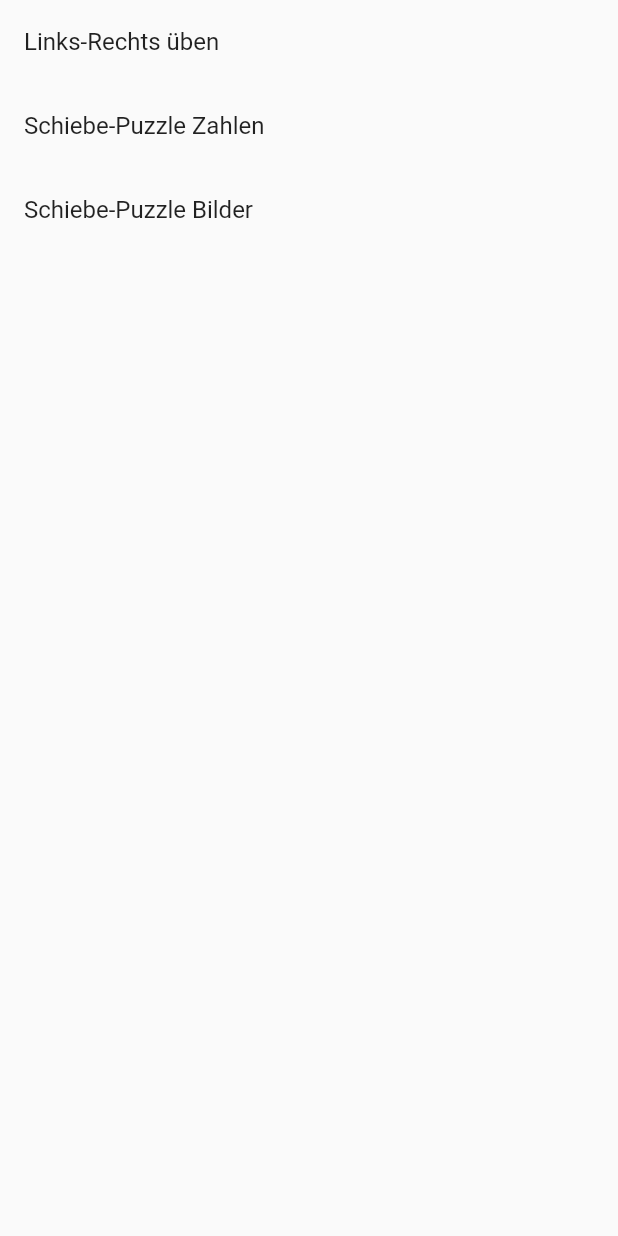
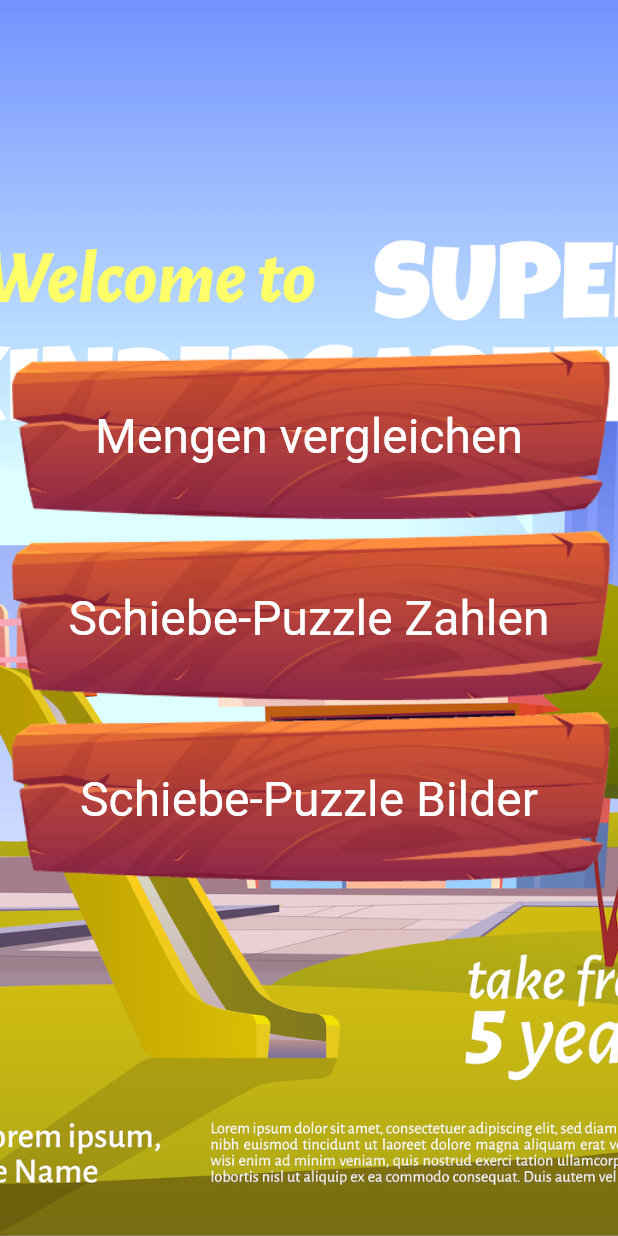
Before and after one commit to grundid/kids_academy_test, a Flutter app: the screen it shows after launch, on a phone screen of 412 x 824 dp. Run offline on Flutter 3.47's test engine with Material 2 defaults, Android fonts, the phone set to English and light mode, and no system bars; our stand-ins replace audioplayers, flutter_bloc.

Commit message:
added reset game button and some ui elements

```diff
--- a/lib/game_scaffold.dart
+++ b/lib/game_scaffold.dart
@@ -14,6 +14,7 @@ class GameScaffold extends StatelessWidget {
     return Scaffold(
       body: Stack(
         children: [
+          Image.asset("assets/2210_w026_n002_2560b_p1_2560.jpg"),
           body,
           Align(
             alignment: Alignment.topCenter,
@@ -32,7 +33,10 @@ class GameScaffold extends StatelessWidget {
                     ),
                   ),
                 ),
-                if (actions != null) ...actions!
+                if (actions != null)
+                  Row(
+                    children: actions!,
+                  )
               ],
             ),
           ),
--- a/lib/home_screen.dart
+++ b/lib/home_screen.dart
@@ -14,10 +14,26 @@ class _HomeScreenState extends State<HomeScreen> {
   @override
   Widget build(BuildContext context) {
     return Scaffold(
-      body: ListView(
+      body: Stack(
+        fit: StackFit.expand,
+        alignment: Alignment.center,
         children: [
-          ListTile(
-            title: Text('Links-Rechts üben'),
+          Positioned(
+            left: 0,
+            right: 0,
+            top: 0,
+            bottom: 0,
+            child: Image.asset(
+              "assets/4Z_2101.w023.n001.9B.p161.9.jpg",
+              fit: BoxFit.fitHeight,
+            ),
+          ),
+          Column(
+            mainAxisSize: MainAxisSize.min,
+            mainAxisAlignment: MainAxisAlignment.center,
+            children: [
+              MenuTile(
+                text: "Mengen vergleichen",
                 onTap: () {
                   Navigator.push(
                     context,
@@ -27,8 +43,8 @@ class _HomeScreenState extends State<HomeScreen> {
                   );
                 },
               ),
-          ListTile(
-            title: Text('Schiebe-Puzzle Zahlen'),
+              MenuTile(
+                text: "Schiebe-Puzzle Zahlen",
                 onTap: () {
                   Navigator.push(
                     context,
@@ -41,20 +57,46 @@ class _HomeScreenState extends State<HomeScreen> {
                   );
                 },
               ),
-          ListTile(
-            title: Text('Schiebe-Puzzle Bilder'),
+              MenuTile(
+                text: "Schiebe-Puzzle Bilder",
                 onTap: () {
                   Navigator.push(
                     context,
                     MaterialPageRoute(
-                  builder: (_) =>
-                      ShufflePuzzle(width: 3, shuffleType: ShuffleType.image),
+                      builder: (_) => ShufflePuzzle(
+                          width: 3, shuffleType: ShuffleType.image),
                     ),
                   );
                 },
               ),
             ],
           ),
+        ],
+      ),
     );
   }
 }
+
+class MenuTile extends StatelessWidget {
+  final String text;
+  final Function() onTap;
+  const MenuTile({
+    super.key,
+    required this.text,
+    required this.onTap,
+  });
+
+  @override
+  Widget build(BuildContext context) {
+    return InkWell(
+      onTap: onTap,
+      child: Stack(alignment: Alignment.center, children: [
+        Image.asset("assets/menu_tile.png"),
+        Text(
+          text,
+          style: TextStyle(color: Colors.white, fontSize: 32),
+        ),
+      ]),
+    );
+  }
+}
```
Also changed, not shown: lib/shuffle_puzzle.dart (+15 -1 lines), lib/shuffle_puzzle_cubit.dart (+16 -3 lines), assets/2210_w026_n002_2560b_p1_2560.jpg (added), assets/4Z_2101.w023.n001.9B.p161.9.jpg (added), assets/menu_tile.png (added), assets/reset_button.png (added), 2 other files. Lines whose indentation alone changed are shown as unchanged.
